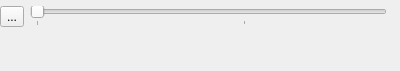
Above: src/ui/timeline.ui from hippich/recorditnow before the change. Below: the same form after it.
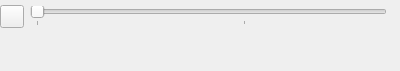
That is the form after the change. Custom widgets are drawn as their Qt base class.

Diff of the .ui file:
```diff
--- a/src/ui/timeline.ui
+++ b/src/ui/timeline.ui
@@ -22,7 +22,7 @@
      <item>
       <widget class="QToolButton" name="editButton">
        <property name="text">
-        <string>...</string>
+        <string notr="true"/>
        </property>
       </widget>
      </item>
```
Left out of the diff: 2 changed lines with no effect on the pictures.
